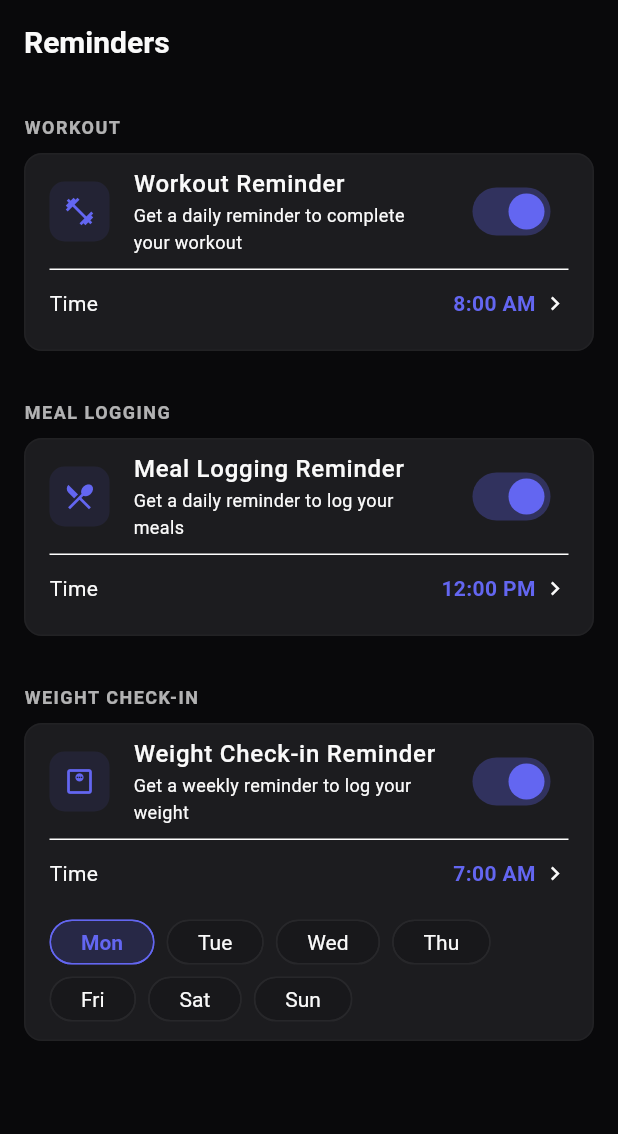
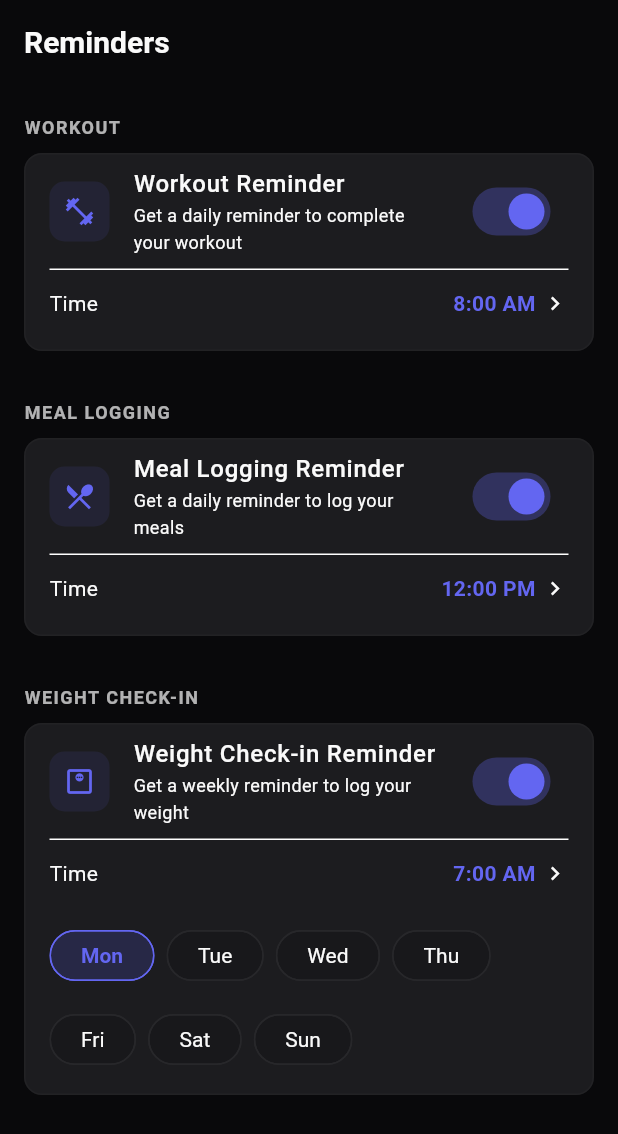
Before and after one commit to ShayestehInc/fitnessai, a Flutter app: the RemindersScreen screen opened by its route, after a tap on "Workout Reminder", after a tap on "Meal Logging Reminder", after a tap on "Weight Check-in Reminder", on a phone screen of 412 x 824 dp. Shown: the top 1134 px of the screen. Run offline on Flutter 3.47's test engine with Material 3 defaults, Android fonts, the phone set to English and light mode, and no system bars; our stand-ins replace connectivity_plus, dio, drift, firebase_core, firebase_messaging, fl_chart and 16 more; missing offline and left inert: health, sqlite3; accounts and stored records are empty; generated files the repository leaves out were written again.

Commit message:
wip: ux improvements
Co-Authored-By: Claude Opus 4.6 <noreply@anthropic.com>

```diff
--- a/mobile/lib/features/settings/presentation/screens/reminders_screen.dart
+++ b/mobile/lib/features/settings/presentation/screens/reminders_screen.dart
@@ -204,7 +204,22 @@ class _RemindersScreenState extends State<RemindersScreen> {
         elevation: 0,
       ),
       body: _loading
-          ? const Center(child: CircularProgressIndicator.adaptive())
+          ? Center(
+              child: Column(
+                mainAxisSize: MainAxisSize.min,
+                children: [
+                  const CircularProgressIndicator.adaptive(),
+                  const SizedBox(height: 16),
+                  Text(
+                    'Loading reminder settings...',
+                    style: TextStyle(
+                      color: theme.textTheme.bodySmall?.color,
+                      fontSize: 14,
+                    ),
+                  ),
+                ],
+              ),
+            )
           : ListView(
               padding: const EdgeInsets.symmetric(horizontal: 16, vertical: 12),
               children: [
@@ -360,8 +375,7 @@ class _RemindersScreenState extends State<RemindersScreen> {
               ),
             ),
             showCheckmark: false,
-            materialTapTargetSize: MaterialTapTargetSize.shrinkWrap,
-            visualDensity: VisualDensity.compact,
+            materialTapTargetSize: MaterialTapTargetSize.padded,
           );
         }),
       ),
@@ -446,7 +460,10 @@ class _RemindersScreenState extends State<RemindersScreen> {
     required String value,
     required VoidCallback onTap,
   }) {
-    return AdaptiveTappable(
+    return Semantics(
+      button: true,
+      label: 'Change $label to $value',
+      child: AdaptiveTappable(
       onTap: onTap,
       borderRadius: BorderRadius.circular(8),
       child: Padding(
@@ -483,6 +500,7 @@ class _RemindersScreenState extends State<RemindersScreen> {
           ],
         ),
       ),
+    ),
     );
   }
 }
```
Also changed, not shown: mobile/lib/features/settings/presentation/screens/help_support_screen.dart (+6 -3 lines), mobile/lib/features/settings/presentation/screens/notification_preferences_screen.dart (+9 -2 lines), mobile/lib/features/settings/presentation/screens/settings_screen.dart (+9 -1 lines), 2 other files.
